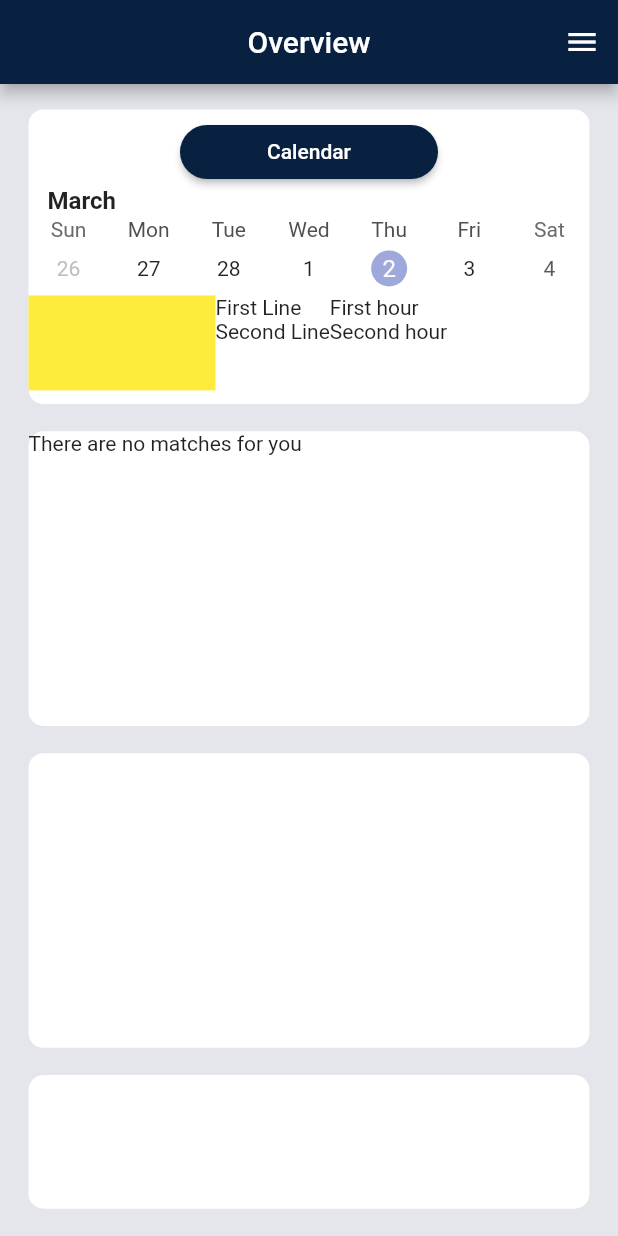
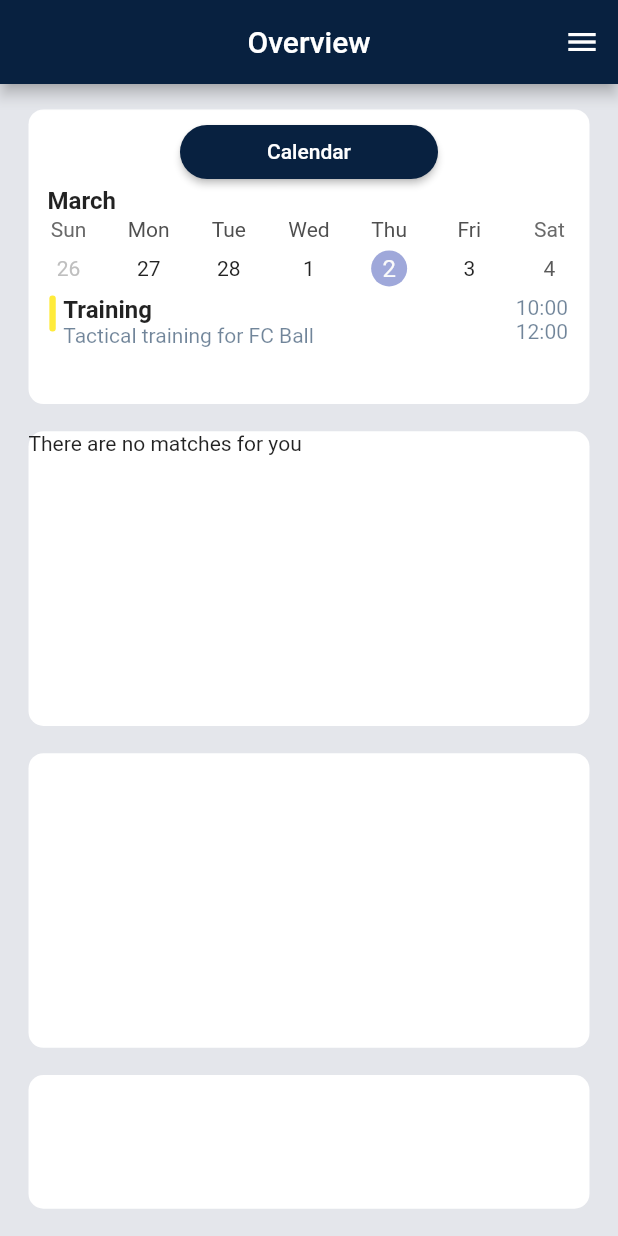
Before and after one commit to maciejdrobnik/SportManger, a Flutter app: the screen it shows after launch, on a phone screen of 412 x 824 dp. Run offline on Flutter 3.47's test engine with Material 2 defaults, Android fonts, the phone set to English and light mode, and no system bars; drawn by our look-alikes of auto_size_text, table_calendar; our stand-ins replace cloud_firestore, firebase_auth, firebase_core; accounts and stored records are empty; network calls fail; statements that could not run were skipped.

Commit message:
design of Calendar ready but not responsive

```diff
--- a/lib/assets/constants.dart
+++ b/lib/assets/constants.dart
@@ -1,5 +1,6 @@
 import 'package:flutter/material.dart';
 
+//TODO: Set the reboto as a theme font for whole application
 //* Home Page Component
 const double bigWhiteBoxHeight = 180;
 const double bigWhiteBoxWidth = 354;
@@ -76,3 +77,11 @@ const double calendarMonthTextMaxFontSize = 18;
 
 //! I will need to think about this one. It is not responsive for now
 const double calendarRowHeight = 36;
+
+// Flex values for task row
+const int calendarTaskWhiteBoxFlex = 13;
+const int calendarTaskYellowBoxFlex = 4;
+const int calendarTaskNameFlex = 287;
+const int calendarTaskTimeFlex = 46;
+
+const double calendarTaskYellowBoxHeight = 22 / bigWhiteBoxHeight;
--- a/lib/components/home_page/calendar_page/calendar_main.dart
+++ b/lib/components/home_page/calendar_page/calendar_main.dart
@@ -53,8 +53,11 @@ class CalendarMain extends StatelessWidget {
               rowHeight: constants.calendarRowHeight,
             ),
           ),
-          const Flexible(
-              flex: constants.calendarTaskFlex, child: CalendarTask()),
+          Flexible(
+              flex: constants.calendarTaskFlex,
+              child: CalendarTask(
+                parentConstraints: constraints,
+              )),
         ],
       );
     });
--- a/lib/components/home_page/calendar_page/calendar_task.dart
+++ b/lib/components/home_page/calendar_page/calendar_task.dart
@@ -1,30 +1,68 @@
 import 'package:flutter/material.dart';
+import '../../../assets/constants.dart' as constants;
 
 class CalendarTask extends StatelessWidget {
-  const CalendarTask({super.key});
+  final BoxConstraints parentConstraints;
+  const CalendarTask({super.key, required this.parentConstraints});
 
   @override
   Widget build(BuildContext context) {
-    return LayoutBuilder(builder: (context, constraints) {
     return Row(
+      crossAxisAlignment: CrossAxisAlignment.start,
       children: [
+        Flexible(flex: constants.calendarTaskWhiteBoxFlex, child: Container()),
         Flexible(
-              flex: 1,
+          flex: constants.calendarTaskYellowBoxFlex,
           child: Container(
+            height: constants.calendarTaskYellowBoxHeight *
+                parentConstraints.maxHeight,
+            decoration: BoxDecoration(
               color: Colors.yellow,
-              )),
-          Flexible(
+              borderRadius: BorderRadius.circular(2),
+            ),
+          ),
+        ),
+        Expanded(
+            flex: constants.calendarTaskNameFlex,
+            child: Padding(
+                padding: const EdgeInsets.only(left: 5),
                 child: Column(
                   crossAxisAlignment: CrossAxisAlignment.start,
-            children: const [Text("First Line"), Text("Second Line")],
-          )),
+                  children: [
+                    const Text(
+                      "Training",
+                      style:
+                          TextStyle(fontSize: 16, fontWeight: FontWeight.w600),
+                    ),
+                    Text("Tactical training for FC Ball",
+                        style: TextStyle(
+                          fontWeight: FontWeight.w400,
+                          color: const Color(0xff123456).withOpacity(0.6),
+                        ))
+                  ],
+                ))),
         Flexible(
+            flex: constants.calendarTaskTimeFlex,
             child: Column(
               crossAxisAlignment: CrossAxisAlignment.start,
-            children: const [Text("First hour"), Text("Second hour")],
+              children: [
+                Text(
+                  "10:00",
+                  style: TextStyle(
+                    fontWeight: FontWeight.w400,
+                    color: const Color(0xff123456).withOpacity(0.6),
+                  ),
+                ),
+                Text(
+                  "12:00",
+                  style: TextStyle(
+                    fontWeight: FontWeight.w400,
+                    color: const Color(0xff123456).withOpacity(0.6),
+                  ),
+                )
+              ],
             ))
       ],
     );
-    });
   }
 }
--- a/lib/main.dart
+++ b/lib/main.dart
@@ -21,7 +21,7 @@ class MyApp extends StatelessWidget {
   Widget build(BuildContext context) {
     return MaterialApp(
       debugShowCheckedModeBanner: false,
-      title: 'Flutter Demo',
+      title: 'Sport Manger',
       theme: ThemeData(
         primarySwatch: Colors.blue,
       ),
```
Also changed, not shown: pubspec.yaml (+5 -13 lines), lib/assets/fonts/Roboto-Italic.ttf (added), lib/assets/fonts/Roboto-Regular.ttf (added), pubspec.lock. Lines whose indentation alone changed are shown as unchanged.
